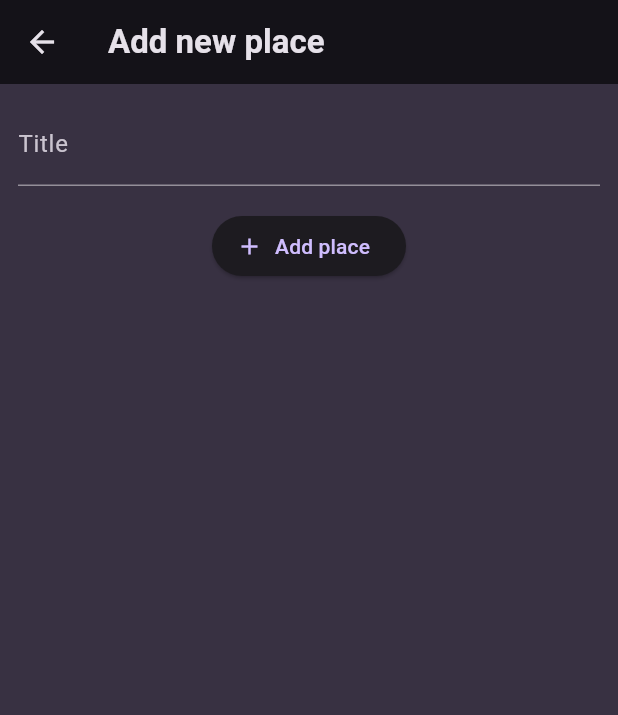
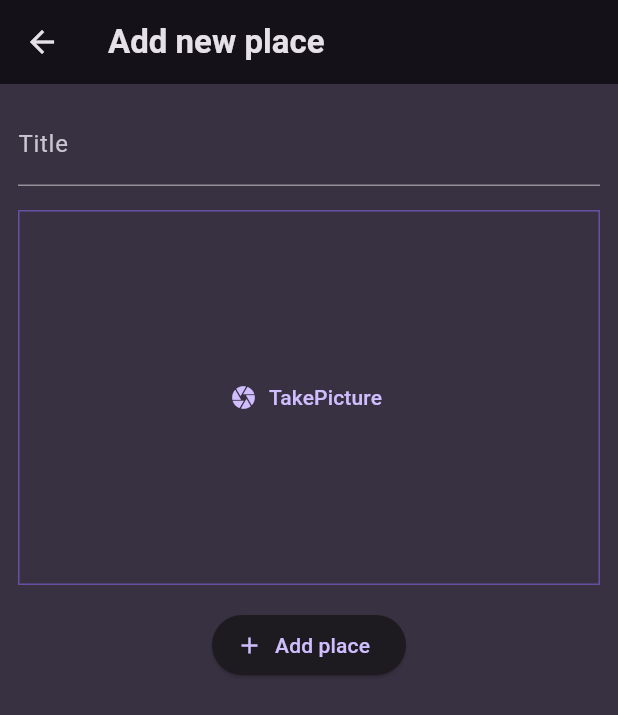
Before and after one commit to understann/favoritePlaceApp_flutterStudy, a Flutter app: the AddPlaceScreen screen opened directly, on a phone screen of 412 x 824 dp. Shown: the top 715 px of the screen. Run offline on Flutter 3.47's test engine with Material 3 defaults, Android fonts, the phone set to English and light mode, and no system bars; our stand-ins replace flutter_riverpod, google_fonts, image_picker, riverpod.

```diff
--- a/lib/screen/add_place.dart
+++ b/lib/screen/add_place.dart
@@ -1,4 +1,5 @@
 import 'package:favorite_place_app/providers/user_places.dart';
+import 'package:favorite_place_app/widget/image_input.dart';
 import 'package:flutter/material.dart';
 import 'package:flutter_riverpod/flutter_riverpod.dart';
 
@@ -44,9 +45,9 @@ class _AddPlaceScreenState extends ConsumerState<AddPlaceScreen> {
               color: Theme.of(context).colorScheme.onBackground,
             ),
           ),
-          const SizedBox(
-            height: 16,
-          ),
+          const SizedBox(height: 16),
+          const ImageInput(),
+          const SizedBox(height: 16),
           ElevatedButton.icon(
               onPressed: _savePlace,
               icon: const Icon(Icons.add),
--- /dev/null
+++ b/lib/widget/image_input.dart
@@ -0,0 +1,59 @@
+import 'package:flutter/material.dart';
+import 'package:image_picker/image_picker.dart';
+import 'dart:io';
+
+class ImageInput extends StatefulWidget {
+  const ImageInput({super.key});
+
+  @override
+  State<ImageInput> createState() => _ImageInputState();
+}
+
+class _ImageInputState extends State<ImageInput> {
+  File? _selectedImage;
+
+  void _takePicture() async {
+    final imagePicker = ImagePicker();
+    final pickedImage = await imagePicker.pickImage(
+      source: ImageSource.camera,
+      maxWidth: 600,
+    );
+
+    if (pickedImage == null) {
+      return;
+    }
+
+    setState(() {
+      _selectedImage = File(pickedImage.path);
+    });
+  }
+
+  @override
+  Widget build(BuildContext context) {
+    Widget content = TextButton.icon(
+      onPressed: _takePicture,
+      icon: const Icon(Icons.camera),
+      label: const Text("TakePicture"),
+    );
+
+    if (_selectedImage != null) {
+      content = GestureDetector(
+        onTap: _takePicture,
+        child: Image.file(
+          _selectedImage!,
+          fit: BoxFit.cover,
+          width: double.infinity,
+          height: double.infinity,
+        ),
+      );
+    }
+    return Container(
+        height: 250,
+        width: double.infinity,
+        alignment: Alignment.center,
+        decoration: BoxDecoration(
+            border:
+                Border.all(width: 1, color: Theme.of(context).primaryColor)),
+        child: content);
+  }
+}
--- a/pubspec.yaml
+++ b/pubspec.yaml
@@ -38,6 +38,7 @@ dependencies:
   google_fonts: ^6.1.0
   flutter_riverpod: ^2.4.9
   uuid: ^4.3.3
+  image_picker: ^1.0.7
 
 dev_dependencies:
   flutter_test:
```
Also changed, not shown: pubspec.lock, 11 other files.
